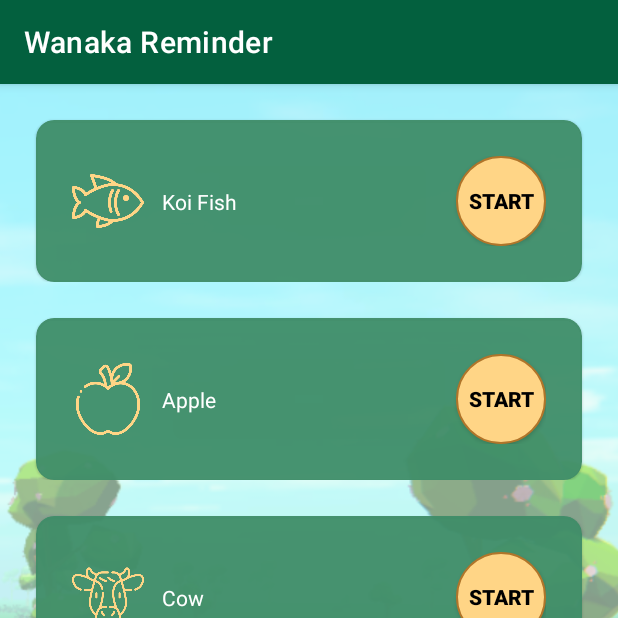
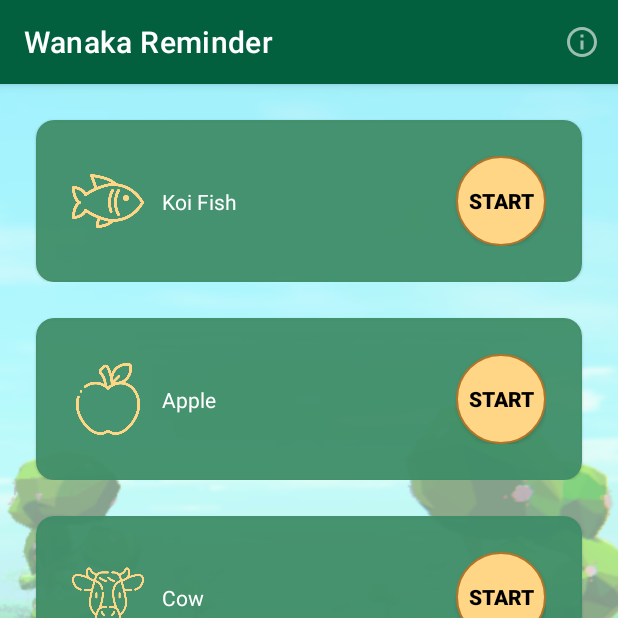
Before and after one commit to UlissesCurti/WanakaReminder, an Android app: the screen it shows after launch (MainActivity), on a phone screen of 412 x 824 dp, the top half of it. Run offline under Robolectric (Android 15) with nearby library versions, the phone set to English and light mode, and no system bars; our stand-ins replace Room's generated code, navigation-ui.

Commit message:
Small adjust

```diff
--- a/app/build.gradle
+++ b/app/build.gradle
@@ -12,7 +12,7 @@ android {
         applicationId "com.uldroid.wanakareminder"
         minSdk 21
         targetSdk 30
-        versionCode 3
+        versionCode 4
         versionName "1.0"
 
         testInstrumentationRunner "androidx.test.runner.AndroidJUnitRunner"
--- a/app/src/main/java/com/uldroid/wanakareminder/ui/ReminderFragment.kt
+++ b/app/src/main/java/com/uldroid/wanakareminder/ui/ReminderFragment.kt
@@ -86,6 +86,5 @@ class ReminderFragment : Fragment(), ReminderAdapter.Delegate {
             }
             .setMessage(R.string.stop_dialog_message)
             ?.show()
-
     }
 }
--- /dev/null
+++ b/app/src/main/res/drawable-anydpi/ic_action_info.xml
@@ -0,0 +1,11 @@
+<vector xmlns:android="http://schemas.android.com/apk/res/android"
+    android:width="24dp"
+    android:height="24dp"
+    android:viewportWidth="24"
+    android:viewportHeight="24"
+    android:tint="#333333"
+    android:alpha="0.6">
+  <path
+      android:fillColor="@android:color/white"
+      android:pathData="M11,7h2v2h-2zM11,11h2v6h-2zM12,2C6.48,2 2,6.48 2,12s4.48,10 10,10 10,-4.48 10,-10S17.52,2 12,2zM12,20c-4.41,0 -8,-3.59 -8,-8s3.59,-8 8,-8 8,3.59 8,8 -3.59,8 -8,8z"/>
+</vector>
--- a/app/src/main/res/menu/menu_main.xml
+++ b/app/src/main/res/menu/menu_main.xml
@@ -6,5 +6,7 @@
         android:id="@+id/action_settings"
         android:orderInCategory="100"
         android:title="@string/action_settings"
-        app:showAsAction="never" />
+        android:icon="@drawable/ic_action_info"
+        app:iconTint="@color/primaryTextColor"
+        app:showAsAction="always" />
 </menu>
--- a/app/src/main/res/values/strings.xml
+++ b/app/src/main/res/values/strings.xml
@@ -1,6 +1,8 @@
 <resources>
+    <string name="wallet_address" translatable="false">0x51c680E52f89a9dba95E8D2559dDe3b71d9fd46E</string>
+
     <string name="app_name">Wanaka Reminder</string>
-    <string name="action_settings">Settings</string>
+    <string name="action_settings">About</string>
 
     <string name="first_fragment_label">Wanaka Reminder</string>
     <string name="second_fragment_label">Second Fragment</string>
@@ -20,4 +22,8 @@
     <string name="stop_dialog_message">Are you sure you want to stop?</string>
     <string name="yes">Yes</string>
     <string name="no">Hell no</string>
+    <string name="ok" translatable="false">OK</string>
+
+    <string name="info_text">This is a free app made with love by your developer. If you are feeling kind today donate and help me develop more free apps.</string>
+    <string name="wallet_address_copied">Wallet address copied</string>
 </resources>
```
Also changed, not shown: app/src/main/java/com/uldroid/wanakareminder/ui/MainActivity.kt (+47 -1 lines), app/src/main/res/drawable-anydpi/ic_copy.xml (added, +11 -0 lines), app/src/main/res/layout/dialog_donate.xml (added, +46 -0 lines), app/src/main/res/drawable-hdpi/ic_copy.png (added), app/src/main/res/drawable-mdpi/ic_copy.png (added), app/src/main/res/drawable-xhdpi/ic_copy.png (added), app/src/main/res/drawable-xxhdpi/ic_copy.png (added), app/src/main/res/drawable/wallet_qr.PNG (added), 1 other file.
